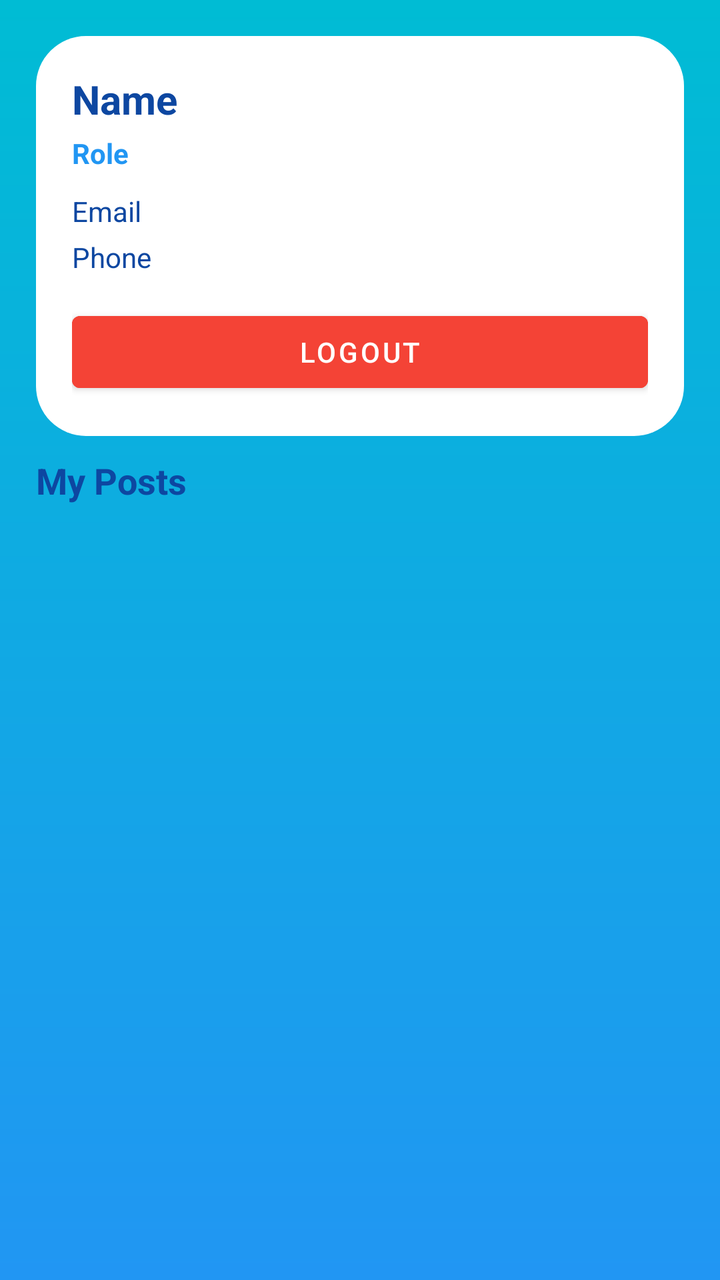
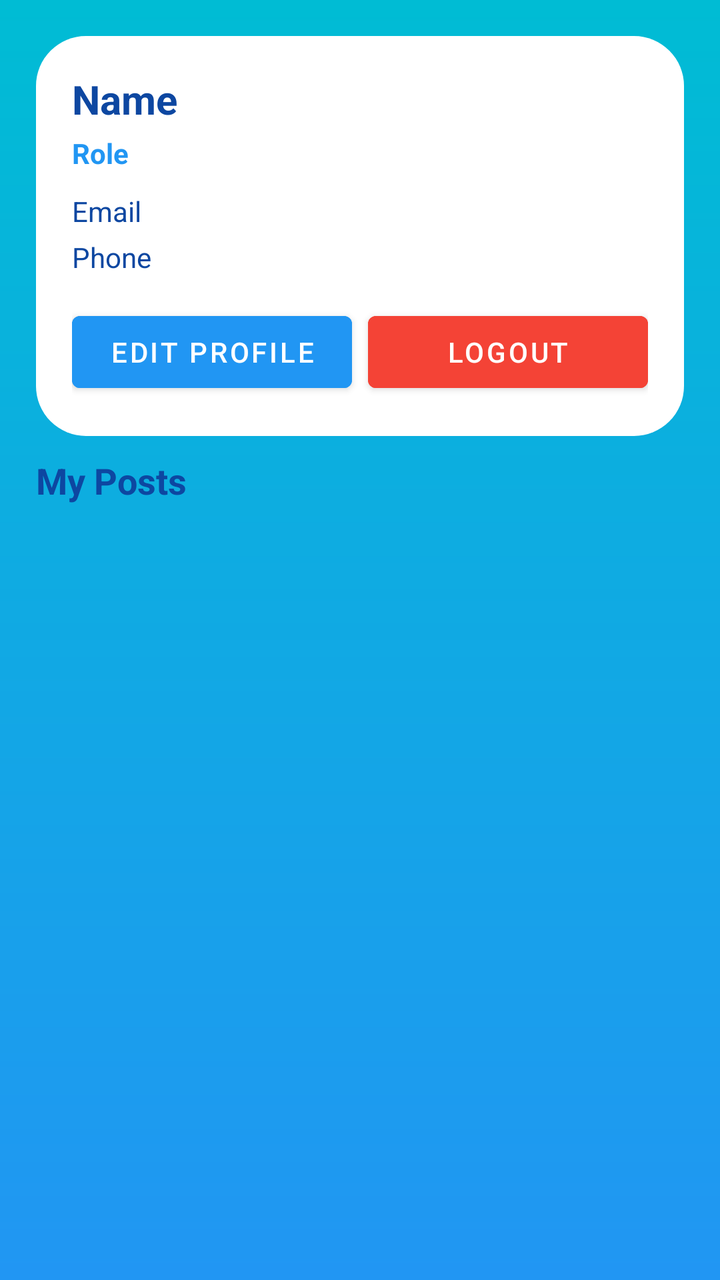

The first picture is an Android layout as it rendered before a commit; the second is the same layout after the commit. The layout source and the unified diff follow.
<!-- AndroidManifest.xml: application theme Theme.TownCrierBD -->
<!-- res/layout/activity_profile.xml -->
<?xml version="1.0" encoding="utf-8"?>
<androidx.constraintlayout.widget.ConstraintLayout
    xmlns:android="http://schemas.android.com/apk/res/android"
    xmlns:app="http://schemas.android.com/apk/res-auto"
    android:layout_width="match_parent"
    android:layout_height="match_parent"
    android:background="@drawable/bg_gradient">

    <LinearLayout
        android:id="@+id/profileCard"
        android:layout_width="0dp"
        android:layout_height="wrap_content"
        android:layout_margin="18dp"
        android:background="@drawable/bg_card"
        android:padding="18dp"
        android:orientation="vertical"
        app:layout_constraintTop_toTopOf="parent"
        app:layout_constraintStart_toStartOf="parent"
        app:layout_constraintEnd_toEndOf="parent">

        <TextView
            android:id="@+id/tvName"
            android:layout_width="wrap_content"
            android:layout_height="wrap_content"
            android:text="Name"
            android:textSize="20sp"
            android:textStyle="bold"
            android:textColor="@color/text_primary"/>

        <TextView
            android:id="@+id/tvRole"
            android:layout_width="wrap_content"
            android:layout_height="wrap_content"
            android:text="Role"
            android:textStyle="bold"
            android:textColor="@color/blue_start"
            android:layout_marginTop="4dp"/>

        <TextView
            android:id="@+id/tvEmail"
            android:layout_width="match_parent"
            android:layout_height="wrap_content"
            android:text="Email"
            android:textColor="@color/text_primary"
            android:layout_marginTop="10dp"/>

        <TextView
            android:id="@+id/tvPhone"
            android:layout_width="match_parent"
            android:layout_height="wrap_content"
            android:text="Phone"
            android:textColor="@color/text_primary"
            android:layout_marginTop="4dp"/>

        <Button
            android:id="@+id/btnLogout"
            android:layout_width="match_parent"
            android:layout_height="48dp"
            android:text="Logout"
            android:textColor="@color/white"
            android:backgroundTint="#F44336"
            android:layout_marginTop="14dp"/>
    </LinearLayout>

    <TextView
        android:id="@+id/tvMyPostsTitle"
        android:layout_width="0dp"
        android:layout_height="wrap_content"
        android:text="My Posts"
        android:textStyle="bold"
        android:textSize="18sp"
        android:textColor="@color/text_primary"
        android:layout_marginStart="18dp"
        android:layout_marginEnd="18dp"
        android:layout_marginTop="10dp"
        app:layout_constraintTop_toBottomOf="@id/profileCard"
        app:layout_constraintStart_toStartOf="parent"
        app:layout_constraintEnd_toEndOf="parent"/>

    <androidx.recyclerview.widget.RecyclerView
        android:id="@+id/rvMyPosts"
        android:layout_width="0dp"
        android:layout_height="0dp"
        android:layout_marginStart="10dp"
        android:layout_marginEnd="10dp"
        android:layout_marginTop="8dp"
        android:clipToPadding="false"
        android:paddingBottom="12dp"
        app:layout_constraintTop_toBottomOf="@id/tvMyPostsTitle"
        app:layout_constraintBottom_toBottomOf="parent"
        app:layout_constraintStart_toStartOf="parent"
        app:layout_constraintEnd_toEndOf="parent"/>
</androidx.constraintlayout.widget.ConstraintLayout>
<!-- resources referenced by this layout -->
<resources>
  <color name="blue_start">#2196F3</color>
  <color name="text_primary">#0D47A1</color>
  <color name="white">#FFFFFF</color>
  <!-- drawable bg_card (drawable) -->
  <shape xmlns:android="http://schemas.android.com/apk/res/android">
      <solid android:color="@color/white"/>
      <corners android:radius="25dp"/>
      <padding
          android:left="20dp"
          android:top="20dp"
          android:right="20dp"
          android:bottom="20dp"/>
  </shape>
  <!-- drawable bg_gradient (drawable) -->
  <shape xmlns:android="http://schemas.android.com/apk/res/android" android:shape="rectangle">
      <gradient
          android:startColor="@color/blue_start"
          android:endColor="@color/blue_end"
          android:angle="90"/>
  </shape>
  <style name="Theme.TownCrierBD" parent="Theme.MaterialComponents.Light.NoActionBar">
  
          <item name="colorPrimary">@color/blue_end</item>
          <item name="colorPrimaryVariant">@color/blue_start</item>
          <item name="colorOnPrimary">@color/white</item>
  
          <item name="colorSecondary">@color/blue_start</item>
          <item name="colorSecondaryVariant">@color/blue_end</item>
          <item name="colorOnSecondary">@color/white</item>
  
          <item name="android:forceDarkAllowed" tools:targetApi="q">false</item>
  
          <item name="android:statusBarColor">@color/blue_start</item>
          <item name="android:navigationBarColor">@color/blue_start</item>
  
          <item name="spinnerStyle">@style/TownCrierBD.SpinnerStyle</item>
      </style>
  <color name="blue_end">#00BCD4</color>
  <style name="TownCrierBD.SpinnerStyle" parent="Widget.AppCompat.Spinner">
      <item name="android:popupBackground">@drawable/bg_spinner_popup_white</item>
          <item name="popupTheme">@style/TownCrierBD.PopupTheme</item>
      </style>
  <!-- drawable bg_spinner_popup_white (drawable) -->
  <?xml version="1.0" encoding="utf-8"?>
  <shape xmlns:android="http://schemas.android.com/apk/res/android">
      <solid android:color="#FFFFFF"/>
      <corners android:radius="16dp"/>
      <padding
          android:left="8dp"
          android:top="8dp"
          android:right="8dp"
          android:bottom="8dp"/>
  </shape>
  <style name="TownCrierBD.PopupTheme" parent="ThemeOverlay.MaterialComponents.Light">
          <item name="android:popupBackground">@drawable/bg_spinner_popup_white</item>
      </style>
</resources>

<!-- the commit's change to res/layout/activity_profile.xml (unified diff, before → after) -->
@@ -52,14 +52,33 @@
             android:textColor="@color/text_primary"
             android:layout_marginTop="4dp"/>
 
-        <Button
-            android:id="@+id/btnLogout"
+        
+        <LinearLayout
             android:layout_width="match_parent"
-            android:layout_height="48dp"
-            android:text="Logout"
-            android:textColor="@color/white"
-            android:backgroundTint="#F44336"
-            android:layout_marginTop="14dp"/>
+            android:layout_height="wrap_content"
+            android:orientation="horizontal"
+            android:layout_marginTop="14dp">
+
+            <Button
+                android:id="@+id/btnEditProfile"
+                android:layout_width="0dp"
+                android:layout_height="48dp"
+                android:layout_weight="1"
+                android:text="Edit Profile"
+                android:textColor="@color/white"
+                android:backgroundTint="@color/blue_start"
+                android:layout_marginEnd="8dp"/>
+
+            <Button
+                android:id="@+id/btnLogout"
+                android:layout_width="0dp"
+                android:layout_height="48dp"
+                android:layout_weight="1"
+                android:text="Logout"
+                android:textColor="@color/white"
+                android:backgroundTint="#F44336"/>
+        </LinearLayout>
+
     </LinearLayout>
 
     <TextView
@@ -90,4 +109,5 @@
         app:layout_constraintBottom_toBottomOf="parent"
         app:layout_constraintStart_toStartOf="parent"
         app:layout_constraintEnd_toEndOf="parent"/>
+
 </androidx.constraintlayout.widget.ConstraintLayout>
